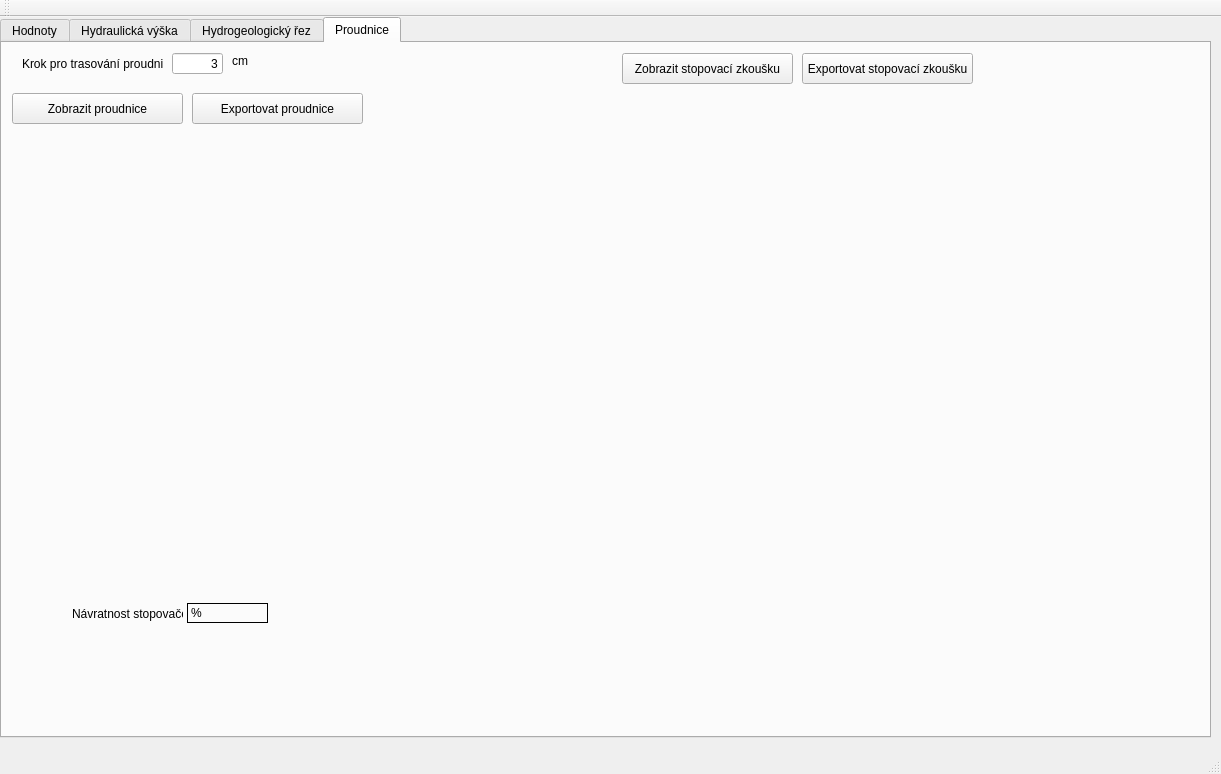
Before: the Qt Designer form mainwindow.ui in durhan/Program, drawn with Qt 5.
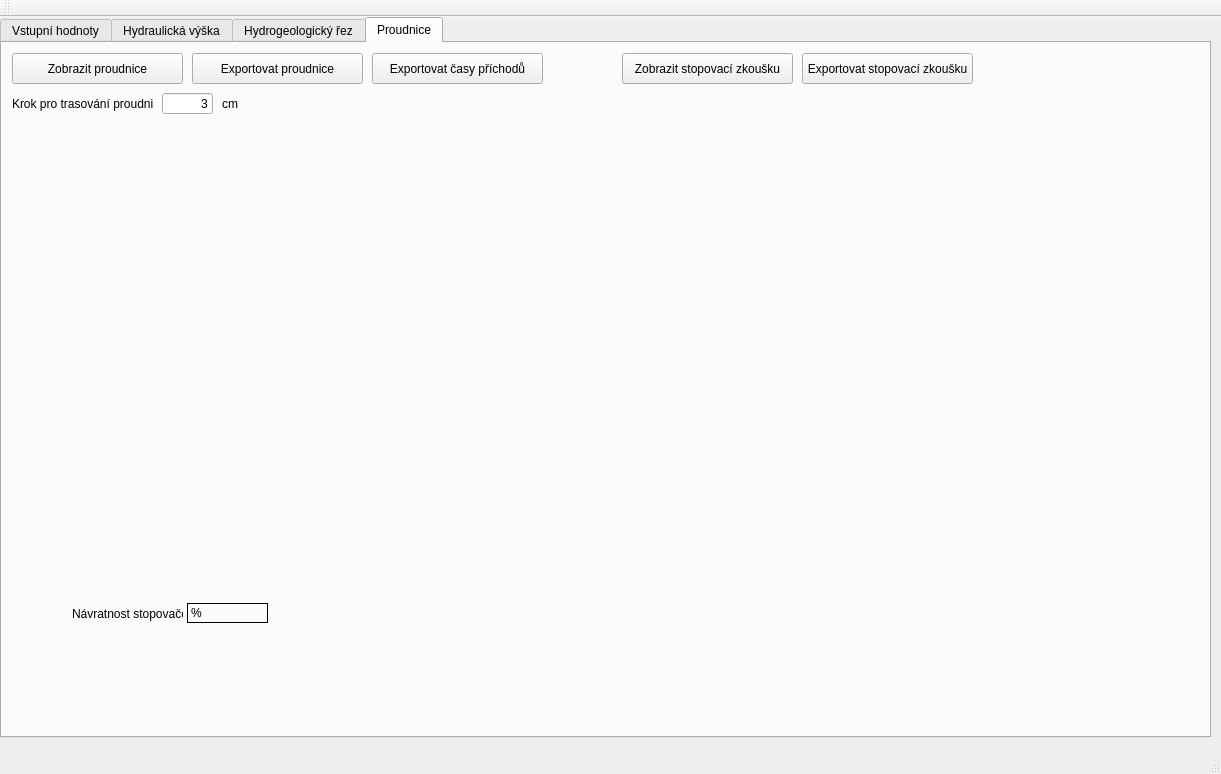
After: the same form once the commit is applied. The open tabs and pages were chosen to show the change.

What changed in the file:
```diff
--- a/mainwindow.ui
+++ b/mainwindow.ui
@@ -28,7 +28,7 @@
     </property>
     <widget class="QWidget" name="tab">
      <attribute name="title">
-      <string>Hodnoty</string>
+      <string>Vstupní hodnoty</string>
      </attribute>
      <widget class="QGroupBox" name="Vrstvy">
       <property name="geometry">
@@ -987,7 +987,7 @@
       <property name="geometry">
        <rect>
         <x>10</x>
-        <y>50</y>
+        <y>10</y>
         <width>171</width>
         <height>31</height>
        </rect>
@@ -1000,7 +1000,7 @@
       <property name="geometry">
        <rect>
         <x>190</x>
-        <y>50</y>
+        <y>10</y>
         <width>171</width>
         <height>31</height>
        </rect>
@@ -1061,8 +1061,8 @@
      <widget class="QLineEdit" name="lineEdit_19">
       <property name="geometry">
        <rect>
-        <x>170</x>
-        <y>10</y>
+        <x>160</x>
+        <y>50</y>
         <width>51</width>
         <height>21</height>
        </rect>
@@ -1077,8 +1077,8 @@
      <widget class="QLabel" name="label_55">
       <property name="geometry">
        <rect>
-        <x>20</x>
-        <y>10</y>
+        <x>10</x>
+        <y>50</y>
         <width>141</width>
         <height>21</height>
        </rect>
@@ -1090,10 +1090,10 @@
      <widget class="QLabel" name="label_56">
       <property name="geometry">
        <rect>
-        <x>230</x>
-        <y>10</y>
+        <x>220</x>
+        <y>50</y>
         <width>21</width>
-        <height>16</height>
+        <height>21</height>
        </rect>
       </property>
       <property name="text">
@@ -1116,6 +1116,19 @@
        <string>%</string>
       </property>
      </widget>
+     <widget class="QPushButton" name="pushButton_13">
+      <property name="geometry">
+       <rect>
+        <x>370</x>
+        <y>10</y>
+        <width>171</width>
+        <height>31</height>
+       </rect>
+      </property>
+      <property name="text">
+       <string>Exportovat časy příchodů</string>
+      </property>
+     </widget>
      <zorder>widgetProudnice</zorder>
      <zorder>proudExport</zorder>
      <zorder>widgetTracer</zorder>
```
Left out of the diff: 80 changed lines with no effect on the pictures.
